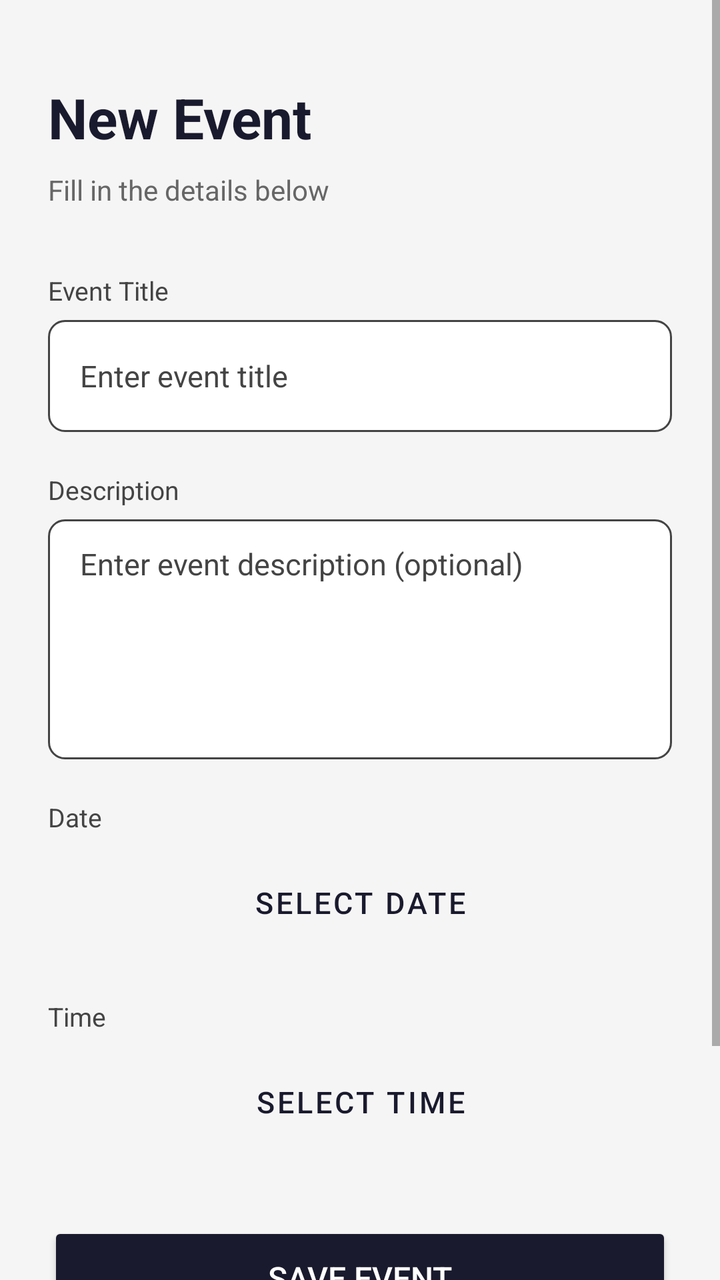
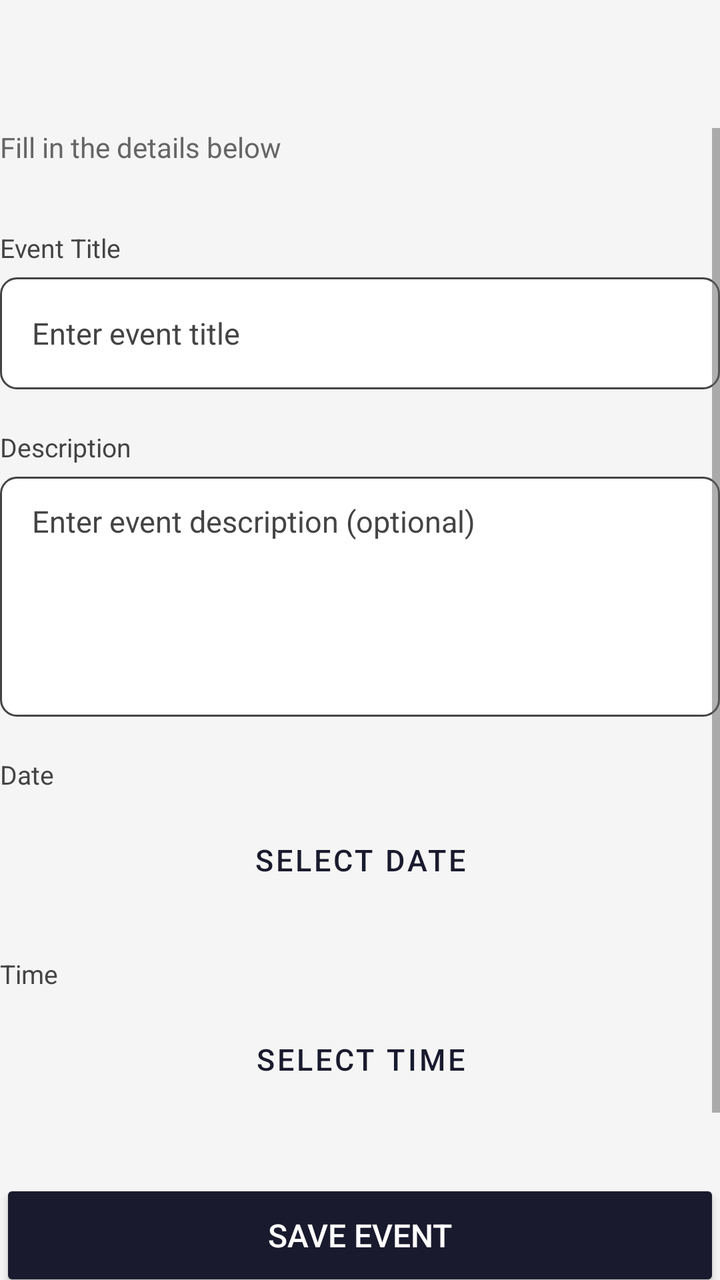

Before-and-after screenshots of an Android layout around one commit, followed by the original layout XML and the change that was made.
<!-- AndroidManifest.xml: application theme Theme.MyApplication -->
<!-- res/layout/activity_add_event.xml -->
<?xml version="1.0" encoding="utf-8"?>
<ScrollView xmlns:android="http://schemas.android.com/apk/res/android"
    android:layout_width="match_parent"
    android:layout_height="match_parent"
    android:fillViewport="true"
    android:background="?attr/colorPrimary">

    <LinearLayout
        android:layout_width="match_parent"
        android:layout_height="wrap_content"
        android:orientation="vertical"
        android:padding="24dp">

        
        <TextView
            android:layout_width="wrap_content"
            android:layout_height="wrap_content"
            android:text="New Event"
            android:textSize="28sp"
            android:textStyle="bold"
            android:textColor="?android:attr/textColorPrimary"
            android:layout_marginBottom="8dp"
            android:layout_marginTop="16dp"/>

        <TextView
            android:layout_width="wrap_content"
            android:layout_height="wrap_content"
            android:text="Fill in the details below"
            android:textSize="14sp"
            android:textColor="?android:attr/textColorSecondary"
            android:layout_marginBottom="32dp"/>

        
        <TextView
            android:layout_width="match_parent"
            android:layout_height="wrap_content"
            android:text="Event Title"
            android:textSize="13sp"
            android:textColor="?android:attr/textColorHint"
            android:layout_marginBottom="6dp"/>

        <EditText
            android:id="@+id/editTextEventTitle"
            android:layout_width="match_parent"
            android:layout_height="56dp"
            android:hint="Enter event title"
            android:inputType="text"
            android:background="@drawable/input_background"
            android:paddingStart="16dp"
            android:paddingEnd="16dp"
            android:textSize="15sp"
            android:layout_marginBottom="20dp"/>

        
        <TextView
            android:layout_width="match_parent"
            android:layout_height="wrap_content"
            android:text="Description"
            android:textSize="13sp"
            android:textColor="?android:attr/textColorHint"
            android:layout_marginBottom="6dp"/>

        <EditText
            android:id="@+id/editTextEventDesc"
            android:layout_width="match_parent"
            android:layout_height="120dp"
            android:hint="Enter event description (optional)"
            android:inputType="textMultiLine"
            android:gravity="top"
            android:background="@drawable/input_background"
            android:paddingStart="16dp"
            android:paddingEnd="16dp"
            android:paddingTop="12dp"
            android:textSize="15sp"
            android:layout_marginBottom="20dp"/>

        
        <TextView
            android:layout_width="match_parent"
            android:layout_height="wrap_content"
            android:text="Date"
            android:textSize="13sp"
            android:textColor="?android:attr/textColorHint"
            android:layout_marginBottom="6dp"/>

        <Button
            android:id="@+id/buttonPickDate"
            android:layout_width="match_parent"
            android:layout_height="56dp"
            android:text="Select Date"
            android:textSize="15sp"
            android:textColor="?android:attr/textColorPrimary"
            android:backgroundTint="?attr/colorPrimaryVariant"
            style="@style/Widget.MaterialComponents.Button.OutlinedButton"
            android:layout_marginBottom="20dp"/>

        
        <TextView
            android:layout_width="match_parent"
            android:layout_height="wrap_content"
            android:text="Time"
            android:textSize="13sp"
            android:textColor="?android:attr/textColorHint"
            android:layout_marginBottom="6dp"/>

        <Button
            android:id="@+id/buttonPickTime"
            android:layout_width="match_parent"
            android:layout_height="56dp"
            android:text="Select Time"
            android:textSize="15sp"
            android:textColor="?android:attr/textColorPrimary"
            android:backgroundTint="?attr/colorPrimaryVariant"
            style="@style/Widget.MaterialComponents.Button.OutlinedButton"
            android:layout_marginBottom="32dp"/>

        
        <Button
            android:id="@+id/buttonSaveEvent"
            android:layout_width="match_parent"
            android:layout_height="56dp"
            android:text="Save Event"
            android:textSize="16sp"
            android:textColor="?attr/colorOnSecondary"
            android:backgroundTint="?attr/colorSecondary"
            android:layout_marginBottom="12dp"/>

        
        <Button
            android:id="@+id/buttonCancelEvent"
            style="@style/Widget.MaterialComponents.Button.OutlinedButton"
            android:layout_width="match_parent"
            android:layout_height="56dp"
            android:text="Cancel"
            android:textSize="16sp"
            android:textColor="?android:attr/textColorPrimary"
            android:backgroundTint="?attr/colorPrimaryVariant"
            android:strokeColor="?android:attr/textColorPrimary"
            android:layout_marginBottom="24dp"/>

    </LinearLayout>

</ScrollView>
<!-- resources referenced by this layout -->
<resources>
  <!-- drawable input_background (drawable) -->
  <?xml version="1.0" encoding="utf-8"?>
  <shape xmlns:android="http://schemas.android.com/apk/res/android"
      android:shape="rectangle">
  
      <solid android:color="?attr/colorPrimaryVariant" />
  
      <stroke
          android:width="1dp"
          android:color="?android:attr/textColorHint" />
  
      <corners android:radius="8dp" />
  
  </shape>
  <style name="Theme.MyApplication" parent="Theme.Material3.DayNight.NoActionBar">
          <item name="colorPrimary">@color/light_background</item>
          <item name="colorPrimaryVariant">@color/light_surface</item>
          <item name="colorOnPrimary">@color/navy</item>
          <item name="colorSecondary">@color/navy</item>
          <item name="colorOnSecondary">@color/white</item>
          <item name="colorError">@color/error_red</item>
          <item name="android:textColorPrimary">@color/text_color_primary</item>
          <item name="android:textColorSecondary">#666666</item>
          <item name="android:textColorHint">#444444</item>
          <item name="android:windowLightStatusBar">true</item>
          <item name="colorAccent">@color/navy</item>
          <item name="colorSurface">@color/light_background</item>
          <item name="colorOnSurface">@color/navy</item>
      </style>
  <color name="light_background">#F5F5F5</color>
  <color name="light_surface">#FFFFFF</color>
  <color name="navy">#1A1A2E</color>
  <color name="white">#FFFFFFFF</color>
  <color name="error_red">#D32F2F</color>
</resources>

<!-- the commit's change to res/layout/activity_add_event.xml (unified diff, before → after) -->
@@ -1,143 +1,149 @@
 <?xml version="1.0" encoding="utf-8"?>
-<ScrollView xmlns:android="http://schemas.android.com/apk/res/android"
+<LinearLayout xmlns:android="http://schemas.android.com/apk/res/android"
     android:layout_width="match_parent"
     android:layout_height="match_parent"
-    android:fillViewport="true"
+    android:orientation="vertical"
     android:background="?attr/colorPrimary">
 
-    <LinearLayout
+    <androidx.appcompat.widget.Toolbar
+        android:id="@+id/toolbarAddEvent"
         android:layout_width="match_parent"
-        android:layout_height="wrap_content"
-        android:orientation="vertical"
-        android:padding="24dp">
+        android:layout_height="?attr/actionBarSize"
+        android:background="?attr/colorPrimary"
+        android:elevation="4dp"
+        android:titleTextColor="?android:attr/textColorPrimary" />
 
-        
-        <TextView
-            android:layout_width="wrap_content"
-            android:layout_height="wrap_content"
-            android:text="New Event"
-            android:textSize="28sp"
-            android:textStyle="bold"
-            android:textColor="?android:attr/textColorPrimary"
-            android:layout_marginBottom="8dp"
-            android:layout_marginTop="16dp"/>
+    <ScrollView
+        android:layout_width="match_parent"
+        android:layout_height="0dp"
+        android:layout_weight="1"
+        android:fillViewport="true"
+        android:background="?attr/colorPrimary">
 
-        <TextView
-            android:layout_width="wrap_content"
-            android:layout_height="wrap_content"
-            android:text="Fill in the details below"
-            android:textSize="14sp"
-            android:textColor="?android:attr/textColorSecondary"
-            android:layout_marginBottom="32dp"/>
-
-        
-        <TextView
+        <LinearLayout
             android:layout_width="match_parent"
             android:layout_height="wrap_content"
-            android:text="Event Title"
-            android:textSize="13sp"
-            android:textColor="?android:attr/textColorHint"
-            android:layout_marginBottom="6dp"/>
+            android:orientation="vertical"
+            android:padding="0dp">
 
-        <EditText
-            android:id="@+id/editTextEventTitle"
-            android:layout_width="match_parent"
-            android:layout_height="56dp"
-            android:hint="Enter event title"
-            android:inputType="text"
-            android:background="@drawable/input_background"
-            android:paddingStart="16dp"
-            android:paddingEnd="16dp"
-            android:textSize="15sp"
-            android:layout_marginBottom="20dp"/>
+            <TextView
+                android:layout_width="wrap_content"
+                android:layout_height="wrap_content"
+                android:text="Fill in the details below"
+                android:textSize="14sp"
+                android:textColor="?android:attr/textColorSecondary"
+                android:layout_marginBottom="32dp"/>
 
-        
-        <TextView
-            android:layout_width="match_parent"
-            android:layout_height="wrap_content"
-            android:text="Description"
-            android:textSize="13sp"
-            android:textColor="?android:attr/textColorHint"
-            android:layout_marginBottom="6dp"/>
+            
+            <TextView
+                android:layout_width="match_parent"
+                android:layout_height="wrap_content"
+                android:text="Event Title"
+                android:textSize="13sp"
+                android:textColor="?android:attr/textColorHint"
+                android:layout_marginBottom="6dp"/>
 
-        <EditText
-            android:id="@+id/editTextEventDesc"
-            android:layout_width="match_parent"
-            android:layout_height="120dp"
-            android:hint="Enter event description (optional)"
-            android:inputType="textMultiLine"
-            android:gravity="top"
-            android:background="@drawable/input_background"
-            android:paddingStart="16dp"
-            android:paddingEnd="16dp"
-            android:paddingTop="12dp"
-            android:textSize="15sp"
-            android:layout_marginBottom="20dp"/>
+            <EditText
+                android:id="@+id/editTextEventTitle"
+                android:layout_width="match_parent"
+                android:layout_height="56dp"
+                android:hint="Enter event title"
+                android:inputType="text"
+                android:background="@drawable/input_background"
+                android:paddingStart="16dp"
+                android:paddingEnd="16dp"
+                android:textSize="15sp"
+                android:layout_marginBottom="20dp"/>
 
-        
-        <TextView
-            android:layout_width="match_parent"
-            android:layout_height="wrap_content"
-            android:text="Date"
-            android:textSize="13sp"
-            android:textColor="?android:attr/textColorHint"
-            android:layout_marginBottom="6dp"/>
+            
+            <TextView
+                android:layout_width="match_parent"
+                android:layout_height="wrap_content"
+                android:text="Description"
+                android:textSize="13sp"
+                android:textColor="?android:attr/textColorHint"
+                android:layout_marginBottom="6dp"/>
 
-        <Button
-            android:id="@+id/buttonPickDate"
-            android:layout_width="match_parent"
-            android:layout_height="56dp"
-            android:text="Select Date"
-            android:textSize="15sp"
-            android:textColor="?android:attr/textColorPrimary"
-            android:backgroundTint="?attr/colorPrimaryVariant"
-            style="@style/Widget.MaterialComponents.Button.OutlinedButton"
-            android:layout_marginBottom="20dp"/>
+            <EditText
+                android:id="@+id/editTextEventDesc"
+                android:layout_width="match_parent"
+                android:layout_height="120dp"
+                android:hint="Enter event description (optional)"
+                android:inputType="textMultiLine"
+                android:gravity="top"
+                android:background="@drawable/input_background"
+                android:paddingStart="16dp"
+                android:paddingEnd="16dp"
+                android:paddingTop="12dp"
+                android:textSize="15sp"
+                android:layout_marginBottom="20dp"/>
 
-        
-        <TextView
-            android:layout_width="match_parent"
-            android:layout_height="wrap_content"
-            android:text="Time"
-            android:textSize="13sp"
-            android:textColor="?android:attr/textColorHint"
-            android:layout_marginBottom="6dp"/>
+            
+            <TextView
+                android:layout_width="match_parent"
+                android:layout_height="wrap_content"
+                android:text="Date"
+                android:textSize="13sp"
+                android:textColor="?android:attr/textColorHint"
+                android:layout_marginBottom="6dp"/>
 
-        <Button
-            android:id="@+id/buttonPickTime"
-            android:layout_width="match_parent"
-            android:layout_height="56dp"
-            android:text="Select Time"
-            android:textSize="15sp"
-            android:textColor="?android:attr/textColorPrimary"
-            android:backgroundTint="?attr/colorPrimaryVariant"
-            style="@style/Widget.MaterialComponents.Button.OutlinedButton"
-            android:layout_marginBottom="32dp"/>
+            <Button
+                android:id="@+id/buttonPickDate"
+                android:layout_width="match_parent"
+                android:layout_height="56dp"
+                android:text="Select Date"
+                android:textSize="15sp"
+                android:textColor="?android:attr/textColorPrimary"
+                android:backgroundTint="?attr/colorPrimaryVariant"
+                style="@style/Widget.MaterialComponents.Button.OutlinedButton"
+                android:layout_marginBottom="20dp"/>
 
-        
-        <Button
-            android:id="@+id/buttonSaveEvent"
-            android:layout_width="match_parent"
-            android:layout_height="56dp"
-            android:text="Save Event"
-            android:textSize="16sp"
-            android:textColor="?attr/colorOnSecondary"
-            android:backgroundTint="?attr/colorSecondary"
-            android:layout_marginBottom="12dp"/>
+            
+            <TextView
+                android:layout_width="match_parent"
+                android:layout_height="wrap_content"
+                android:text="Time"
+                android:textSize="13sp"
+                android:textColor="?android:attr/textColorHint"
+                android:layout_marginBottom="6dp"/>
 
-        
-        <Button
-            android:id="@+id/buttonCancelEvent"
-            style="@style/Widget.MaterialComponents.Button.OutlinedButton"
-            android:layout_width="match_parent"
-            android:layout_height="56dp"
-            android:text="Cancel"
-            android:textSize="16sp"
-            android:textColor="?android:attr/textColorPrimary"
-            android:backgroundTint="?attr/colorPrimaryVariant"
-            android:strokeColor="?android:attr/textColorPrimary"
-            android:layout_marginBottom="24dp"/>
+            <Button
+                android:id="@+id/buttonPickTime"
+                android:layout_width="match_parent"
+                android:layout_height="56dp"
+                android:text="Select Time"
+                android:textSize="15sp"
+                android:textColor="?android:attr/textColorPrimary"
+                android:backgroundTint="?attr/colorPrimaryVariant"
+                style="@style/Widget.MaterialComponents.Button.OutlinedButton"
+                android:layout_marginBottom="32dp"/>
 
-    </LinearLayout>
+            
+            <Button
+                android:id="@+id/buttonSaveEvent"
+                android:layout_width="match_parent"
+                android:layout_height="56dp"
+                android:text="Save Event"
+                android:textSize="16sp"
+                android:textColor="?attr/colorOnSecondary"
+                android:backgroundTint="?attr/colorSecondary"
+                android:layout_marginBottom="12dp"/>
 
-</ScrollView>
+            
+            <Button
+                android:id="@+id/buttonCancelEvent"
+                style="@style/Widget.MaterialComponents.Button.OutlinedButton"
+                android:layout_width="match_parent"
+                android:layout_height="56dp"
+                android:text="Cancel"
+                android:textSize="16sp"
+                android:textColor="?android:attr/textColorPrimary"
+                android:backgroundTint="?attr/colorPrimaryVariant"
+                android:strokeColor="?android:attr/textColorPrimary"
+                android:layout_marginBottom="24dp"/>
+
+        </LinearLayout>
+
+    </ScrollView>
+
+</LinearLayout>
